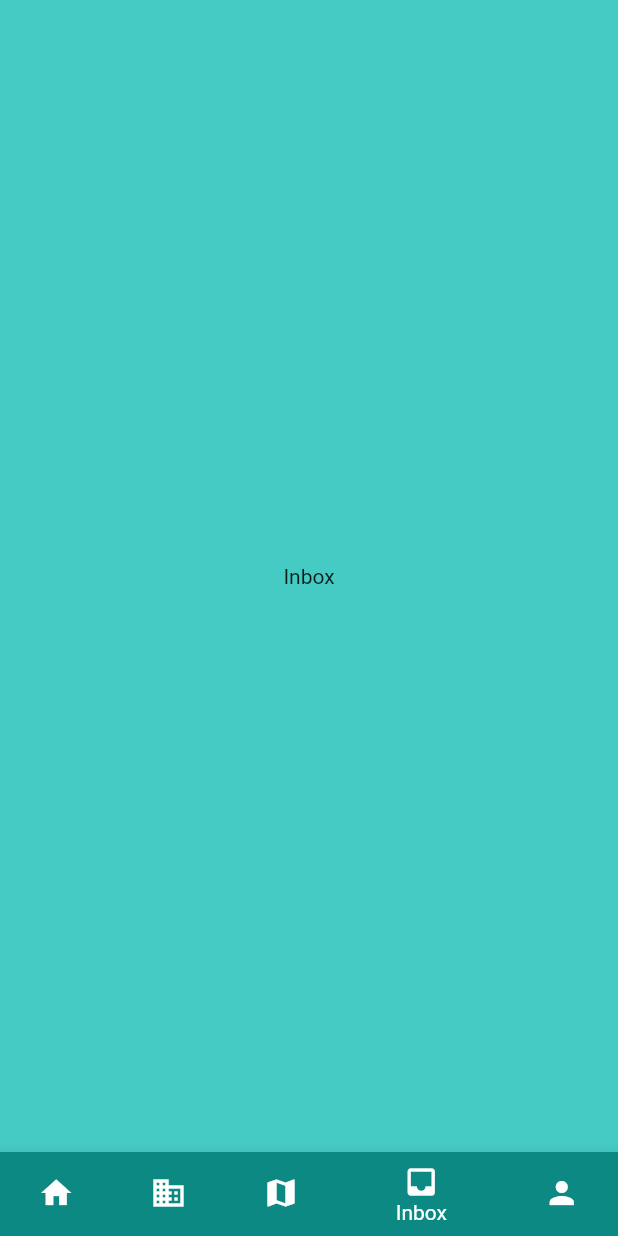
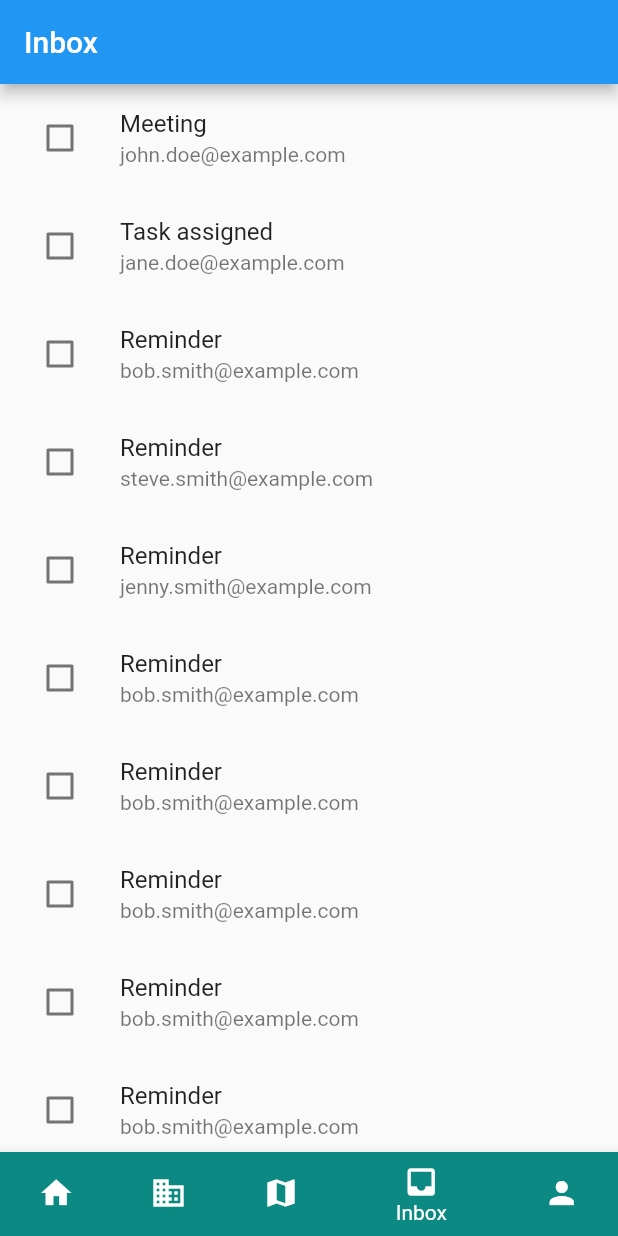
Before and after one commit to WarStoryTideTurner/SETAP-Student-Finance-Tracker, a Flutter app: the screen it shows after launch, item 4 of the bottom bar chosen, on a phone screen of 412 x 824 dp. Run offline on Flutter 3.47's test engine with Material 2 defaults, Android fonts, the phone set to English and light mode, and no system bars.

Commit message:
Inbox added
Added code for basic inbox which work with the already made system.
Emails can be opened, scrolled through and deleted

```diff
--- a/simple_template_idea/lib/main.dart
+++ b/simple_template_idea/lib/main.dart
@@ -1,4 +1,18 @@
 import 'package:flutter/material.dart';
+
+class Email {
+  final String sender;
+  final String subject;
+  final String message;
+
+  bool selected = false;
+
+  Email({
+    required this.sender,
+    required this.subject,
+    required this.message,
+  });
+}
 
 //Coded by Chris with a little help from ChatGPT
 //**Needs to be changed to be more personal and less AI generated before submission
@@ -10,6 +24,7 @@ class MyApp extends StatelessWidget {
   @override
   Widget build(BuildContext context) {
     return const MaterialApp(
+      debugShowCheckedModeBanner: false, // Set this to false to remove the debug banner
       home: MainScreen(),
     );
   }
@@ -29,7 +44,7 @@ class MainScreenState extends State<MainScreen> {
     const HomeScreen(),
     const HouseRent(),
     const MapPage(),
-    const Inbox(),
+    Inbox(),
     const UserProfile(),
   ];
 
@@ -129,15 +144,183 @@ class MapPage extends StatelessWidget {
 }
 
 //Widget that handles stuff to do with the user's inbox
-class Inbox extends StatelessWidget {
-  const Inbox({super.key});
+//Coded by David with a little help from ChatGPT
+//**Needs to be changed to be more personal and less AI generated before submission
+class Inbox extends StatefulWidget {
+  const Inbox({Key? key}) : super(key: key);
+
+  @override
+  EmailPageState createState() => EmailPageState();
+}
+
+class EmailPageState extends State<Inbox> {
+  final List<Email> emails = [
+    Email(
+      sender: 'john.doe@example.com',
+      subject: 'Meeting',
+      message: 'Hey, are you available for a meeting at 2 PM?',
+    ),
+    Email(
+      sender: 'jane.doe@example.com',
+      subject: 'Task assigned',
+      message: 'You have been assigned a new task, please complete it by EOD.',
+    ),
+    Email(
+      sender: 'bob.smith@example.com',
+      subject: 'Reminder',
+      message: 'Just a reminder that our team meeting is tomorrow at 10 AM.',
+    ),
+    Email(
+      sender: 'steve.smith@example.com',
+      subject: 'Reminder',
+      message: 'Just a reminder that our team meeting is tomorrow at 10 AM.',
+    ),
+    Email(
+      sender: 'jenny.smith@example.com',
+      subject: 'Reminder',
+      message: 'Just a reminder that our team meeting is tomorrow at 10 AM.',
+    ),
+    Email(
+      sender: 'bob.smith@example.com',
+      subject: 'Reminder',
+      message: 'Just a reminder that our team meeting is tomorrow at 10 AM.',
+    ),
+    Email(
+      sender: 'bob.smith@example.com',
+      subject: 'Reminder',
+      message: 'Just a reminder that our team meeting is tomorrow at 10 AM.',
+    ),
+    Email(
+      sender: 'bob.smith@example.com',
+      subject: 'Reminder',
+      message: 'Just a reminder that our team meeting is tomorrow at 10 AM.',
+    ),
+    Email(
+      sender: 'bob.smith@example.com',
+      subject: 'Reminder',
+      message: 'Just a reminder that our team meeting is tomorrow at 10 AM.',
+    ),
+    Email(
+      sender: 'bob.smith@example.com',
+      subject: 'Reminder',
+      message: 'Just a reminder that our team meeting is tomorrow at 10 AM.',
+    ),
+    Email(
+      sender: 'bob.smith@example.com',
+      subject: 'Reminder',
+      message: 'Just a reminder that our team meeting is tomorrow at 10 AM.',
+    ),
+    Email(
+      sender: 'bob.smith@example.com',
+      subject: 'Reminder',
+      message: 'Just a reminder that our team meeting is tomorrow at 10 AM.',
+    ),
+    Email(
+      sender: 'bob.smith@example.com',
+      subject: 'Reminder',
+      message: 'Just a reminder that our team meeting is tomorrow at 10 AM.',
+    ),
+    // Add more emails here...
+  ];
+
+  List<Email> selectedEmails = [];
+
+  void toggleEmailSelected(Email email) {
+    setState(() {
+      email.selected = !email.selected;
+      if (email.selected) {
+        selectedEmails.add(email);
+      } else {
+        selectedEmails.remove(email);
+      }
+    });
+  }
+
+  void deleteSelectedEmails() {
+    setState(() {
+      selectedEmails.forEach((email) {
+        emails.remove(email);
+      });
+      selectedEmails.clear();
+    });
+  }
+
 
   @override
   Widget build(BuildContext context) {
-    return Container(
-      color: const Color.fromARGB(255, 69, 202, 196),
-      child: const Center(
-        child: Text('Inbox'),
+    return Scaffold(
+      appBar: AppBar(
+        title: Text(selectedEmails.isEmpty ? 'Inbox' : '${selectedEmails.length} selected'),
+        actions: [
+          if (selectedEmails.isNotEmpty)
+            IconButton(
+              icon: const Icon(Icons.delete),
+              onPressed: deleteSelectedEmails,
+            ),
+        ],
+      ),
+      body: SingleChildScrollView(
+        child: Column(
+          children: [
+            ListView.builder(
+              shrinkWrap: true,
+              physics: const NeverScrollableScrollPhysics(),
+              itemCount: emails.length,
+              itemBuilder: (context, index) {
+                final email = emails[index];
+                return ListTile(
+                  leading: Checkbox(
+                    value: email.selected,
+                    onChanged: (value) => toggleEmailSelected(email),
+                  ),
+                  title: Text(email.subject),
+                  subtitle: Text(email.sender),
+                  onTap: () {
+                    // Navigate to email details page
+                    Navigator.push(
+                      context,
+                      MaterialPageRoute(
+                        builder: (context) => EmailDetailsPage(email: email),
+                      ),
+                    );
+                  },
+                );
+              },
+            ),
+          ],
+        ),
+      ),
+    );
+  }
+}
+
+class EmailDetailsPage extends StatelessWidget {
+  final Email email;
+
+  const EmailDetailsPage({Key? key, required this.email}) : super(key: key);
+
+  @override
+  Widget build(BuildContext context) {
+    return Scaffold(
+      appBar: AppBar(
+        title: Text(email.subject),
+      ),
+      body: Padding(
+        padding: const EdgeInsets.all(16.0),
+        child: Column(
+          crossAxisAlignment: CrossAxisAlignment.start,
+          children: [
+            Text(
+              'From: ${email.sender}',
+              style: const TextStyle(fontSize: 18, fontWeight: FontWeight.bold),
+            ),
+            const SizedBox(height: 16),
+            Text(
+              email.message,
+              style: const TextStyle(fontSize: 16),
+            ),
+          ],
+        ),
       ),
     );
   }
```
Also changed, not shown: 3 other files.
